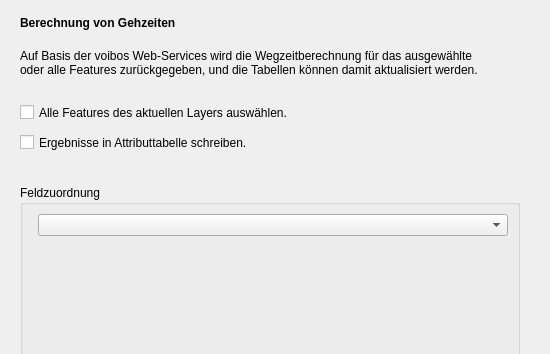
Before: the Qt Designer form gehzeitberechnung_dialog_base.ui in flamianselmiv/Gehzeitberechnung, drawn with Qt 5; both pictures show x 0 to 550 and y 0 to 354 of the 550 by 530 pixel window.
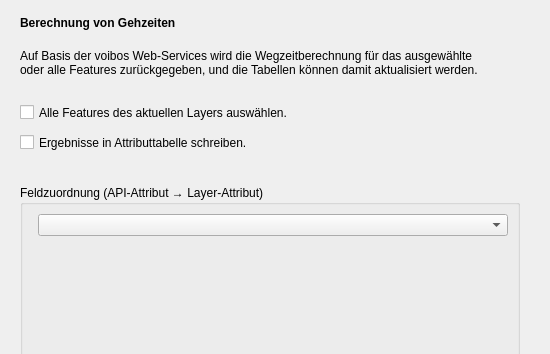
After: the same form once the commit is applied.

Commit message: fix(#28): Mapping description

What changed in the file:
```diff
--- a/gehzeitberechnung_dialog_base.ui
+++ b/gehzeitberechnung_dialog_base.ui
@@ -90,7 +90,7 @@
     <bool>false</bool>
    </property>
    <property name="title">
-    <string>Feldzuordnung</string>
+    <string>Feldzuordnung (API-Attribut → Layer-Attribut)</string>
    </property>
    <layout class="QFormLayout" name="formLayout_field_mapping">
     <item row="0" column="1">
```
